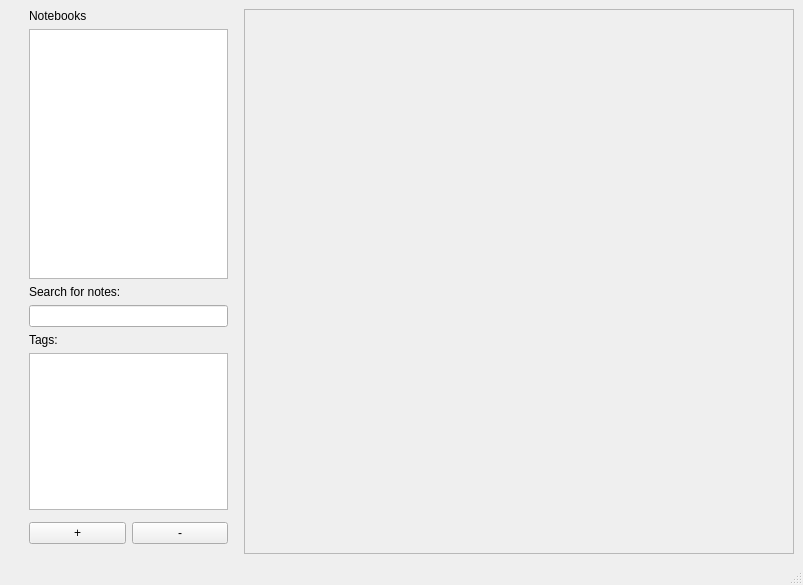
Qt form mainwindow.ui (liusiqi43/Notability) before a commit.
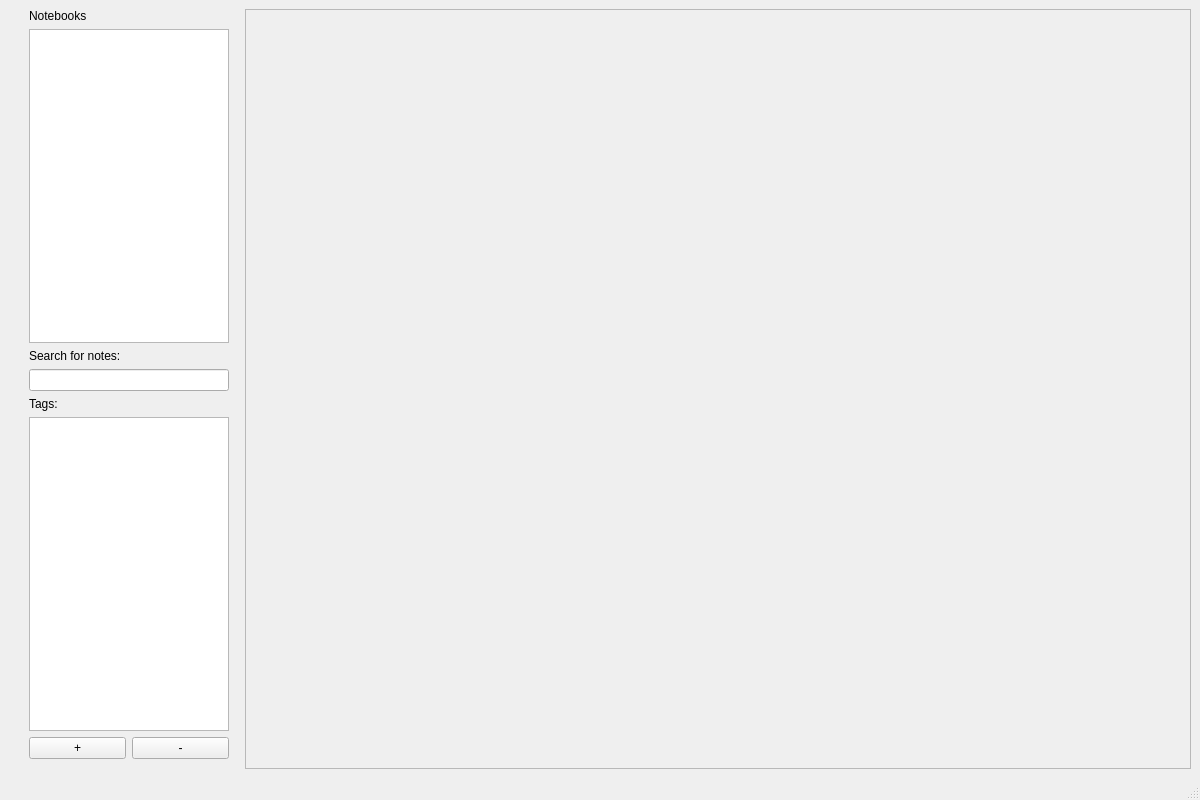
The same form after that commit.

What changed in the file:
```diff
--- a/mainwindow.ui
+++ b/mainwindow.ui
@@ -6,8 +6,8 @@
    <rect>
     <x>0</x>
     <y>0</y>
-    <width>803</width>
-    <height>585</height>
+    <width>1200</width>
+    <height>800</height>
    </rect>
   </property>
   <property name="windowTitle">
@@ -112,19 +112,6 @@
           </property>
          </widget>
         </item>
-        <item>
-         <spacer name="verticalSpacer">
-          <property name="orientation">
-           <enum>Qt::Vertical</enum>
-          </property>
-          <property name="sizeHint" stdset="0">
-           <size>
-            <width>20</width>
-            <height>40</height>
-           </size>
-          </property>
-         </spacer>
-        </item>
         <item>
          <layout class="QHBoxLayout" name="tagEditLayout">
           <item>
@@ -147,6 +134,9 @@
       </item>
       <item>
        <layout class="QVBoxLayout" name="editorLayout">
+        <property name="sizeConstraint">
+         <enum>QLayout::SetDefaultConstraint</enum>
+        </property>
         <item>
          <widget class="QScrollArea" name="editorScroll">
           <property name="widgetResizable">
@@ -157,8 +147,8 @@
             <rect>
              <x>0</x>
              <y>0</y>
-             <width>546</width>
-             <height>514</height>
+             <width>578</width>
+             <height>717</height>
             </rect>
            </property>
           </widget>
```
Left out of the diff: 6 changed lines with no effect on the pictures.
